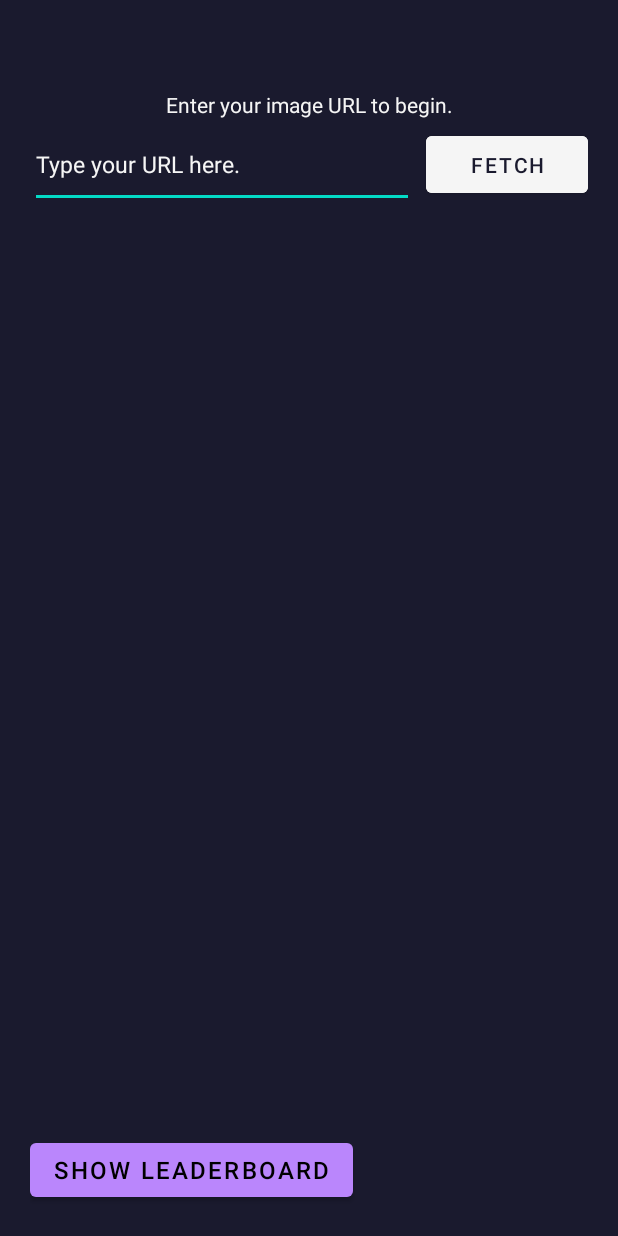
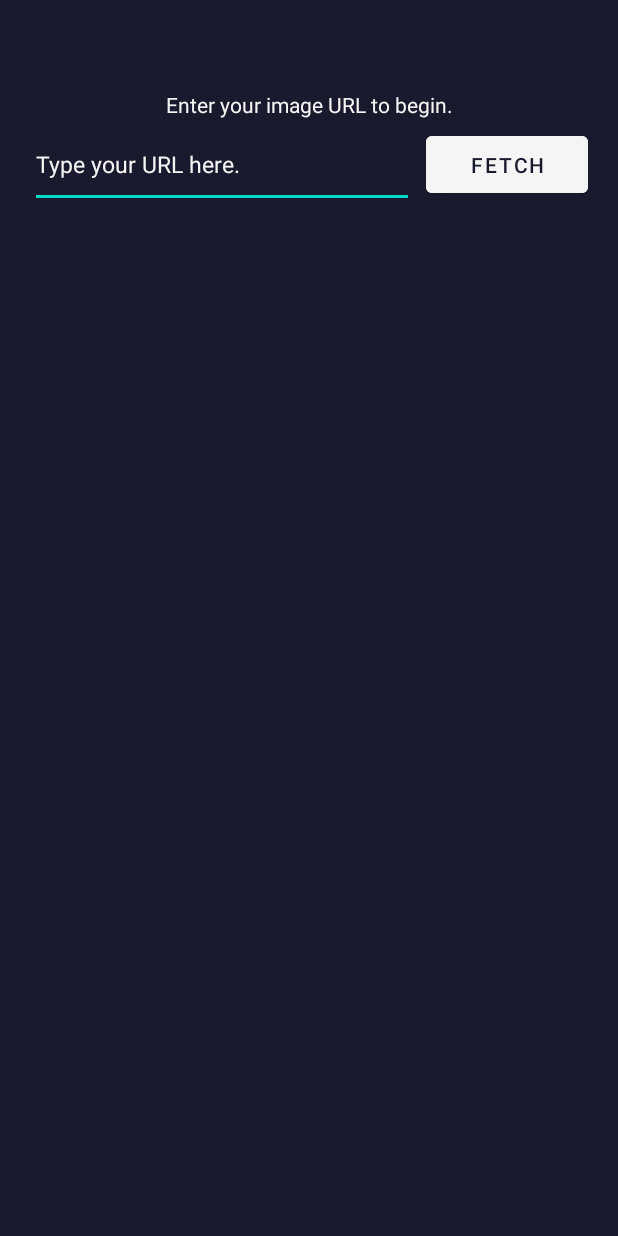
Before and after one commit to YongHui-X/PixelPairs_Android-Memory-Game, an Android app: the FetchActivity screen opened directly, with no data from a screen before it, on a phone screen of 412 x 824 dp. Run offline under Robolectric (Android 15) with nearby library versions, the phone set to English and light mode, and no system bars; pictures from the network do not load.

Commit message:
Integrated exisitng leaderboard

```diff
--- a/android/app/src/main/java/iss/nus/edu/sg/appfiles/androidca/FetchActivity.kt
+++ b/android/app/src/main/java/iss/nus/edu/sg/appfiles/androidca/FetchActivity.kt
@@ -97,11 +97,6 @@ class FetchActivity : AppCompatActivity() {
     private fun startPlayActivity() {
         val selectedImages = images.filter { it.isSelected }.map { it.url }
 
-        val btnShowLeaderboard = findViewById<Button>(R.id.btnShowLeaderboard)
-        btnShowLeaderboard.setOnClickListener {
-            val intent = Intent(this, LeaderboardActivity::class.java)
-            startActivity(intent)
-        }
 
         Intent(this, PlayActivity::class.java).apply {
             putStringArrayListExtra("selectedImages", ArrayList(selectedImages))
--- a/android/app/src/main/res/layout/activity_fetch.xml
+++ b/android/app/src/main/res/layout/activity_fetch.xml
@@ -95,11 +95,4 @@
         android:backgroundTint="@color/soft_white"
         android:enabled="false"/>
 
-    <Button
-        android:id="@+id/btnShowLeaderboard"
-        android:layout_width="wrap_content"
-        android:layout_height="wrap_content"
-        android:text="Show Leaderboard"
-        android:textSize="16sp" />
-
 </LinearLayout>
```
Also changed, not shown: android/app/src/main/java/iss/nus/edu/sg/appfiles/androidca/PlayActivity.kt (+10 -4 lines).
